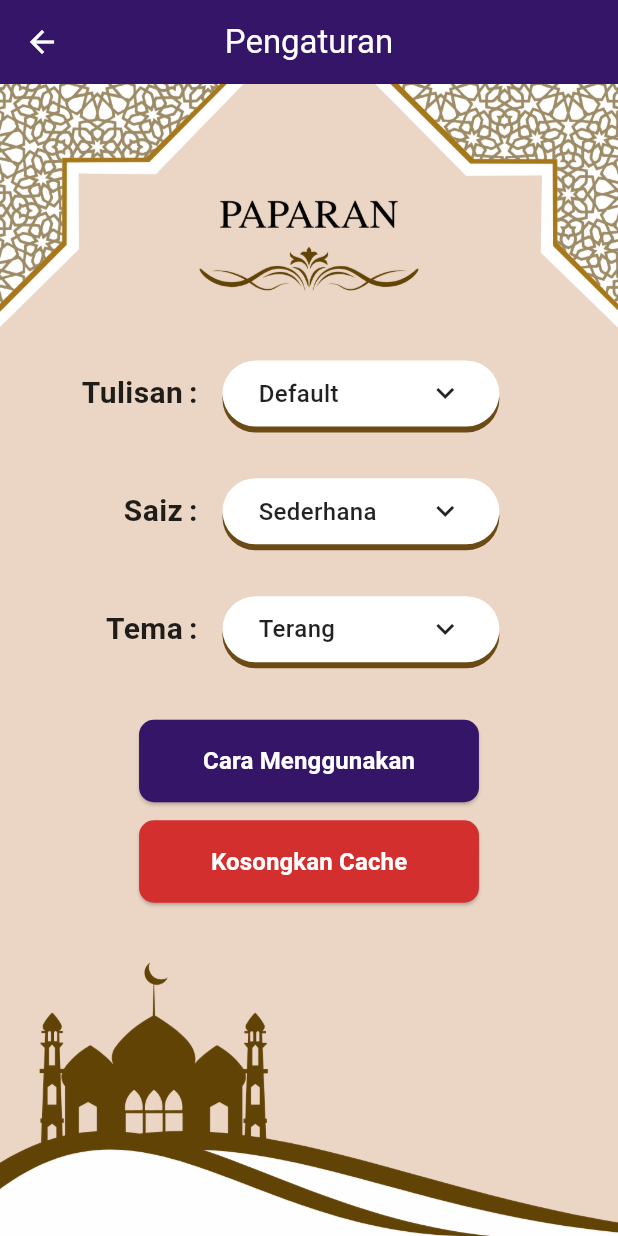
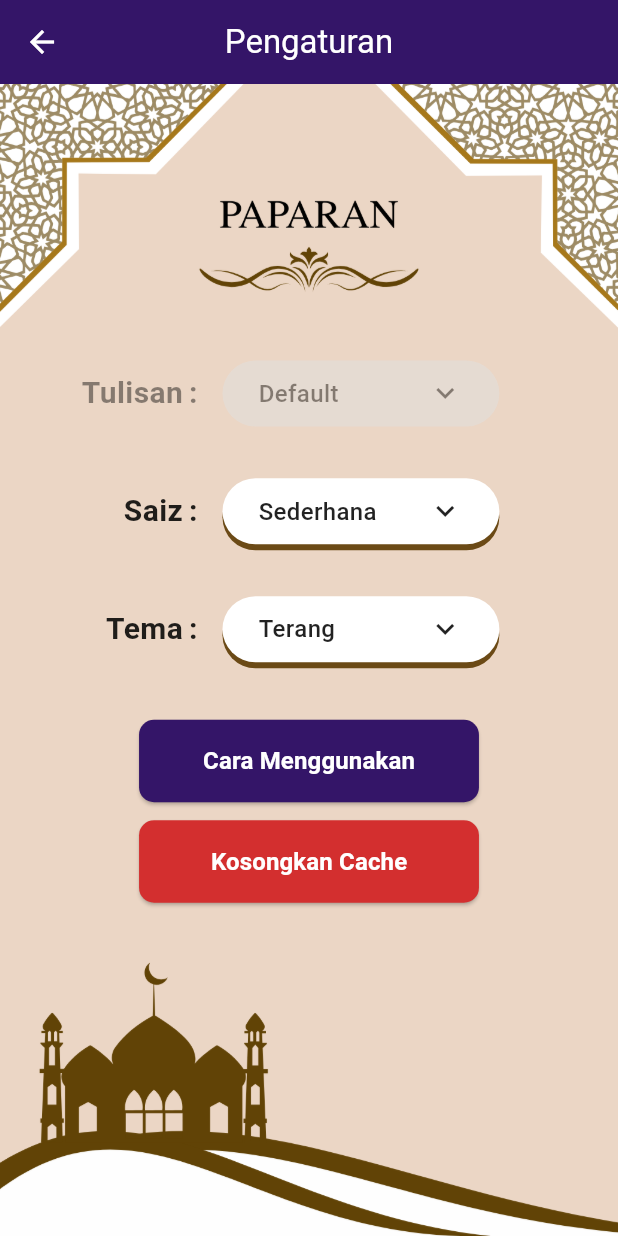
Before and after one commit to C24-S60348/celiktafsirv4, a Flutter app: the SettingsPage screen opened by its route, on a phone screen of 412 x 824 dp. Run offline on Flutter 3.47's test engine with Material 3 defaults, Android fonts, the light colour scheme and no system bars; our stand-ins replace flutter_html, shared_preferences; accounts and stored records are empty.

Commit message:
show that font ont implmeneted yet

```diff
--- a/lib/views/settings.dart
+++ b/lib/views/settings.dart
@@ -325,8 +325,11 @@ class _SettingsPageState extends State<SettingsPage> {
                       required String label,
                       required String value,
                       required VoidCallback onTap,
+                      bool isEnabled = true,
                     }) {
-                      return Row(
+                      return Opacity(
+                        opacity: isEnabled ? 1.0 : 0.5,
+                        child: Row(
                           children: [
                             // Label column
                             Expanded(
@@ -358,22 +361,26 @@ class _SettingsPageState extends State<SettingsPage> {
                                 child: FractionallySizedBox(
                                   widthFactor: 0.8,
                                   child: GestureDetector(
-                                  onTap: onTap,
+                                    onTap: isEnabled ? onTap : null,
                                     child: Container(
                                       height: dropdownHeight,
                                       padding: EdgeInsets.symmetric(horizontal: 24),
                                       decoration: BoxDecoration(
-                                      color: isDark
+                                        color: isEnabled
+                                            ? (isDark
                                                 ? const Color(0xFF3A2A12)
-                                          : Colors.white,
+                                                : Colors.white)
+                                            : (isDark
+                                                ? const Color(0xFF2A1A08)
+                                                : Colors.grey[300]),
                                         borderRadius: BorderRadius.circular(dropdownHeight / 2),
-                                      boxShadow: [
+                                        boxShadow: isEnabled ? [
                                           BoxShadow(
                                             color: const Color(0xFF6B4A16),
                                             offset: Offset(0, 4),
                                             blurRadius: 0,
                                           ),
-                                      ],
+                                        ] : [],
                                       ),
                                     child: Row(
                                       mainAxisAlignment: MainAxisAlignment.spaceBetween,
@@ -397,6 +404,7 @@ class _SettingsPageState extends State<SettingsPage> {
                             ),
                           ),
                         ],
+                        ),
                       );
                     }
 
@@ -414,6 +422,7 @@ class _SettingsPageState extends State<SettingsPage> {
                             label: 'Tulisan',
                             value: _selectedFont,
                             onTap: _showFontDialog,
+                            isEnabled: false,
                           ),
                           SizedBox(height: screenHeight * 0.045),
                           // Saiz dropdown row
```
Lines whose indentation alone changed are shown as unchanged.
